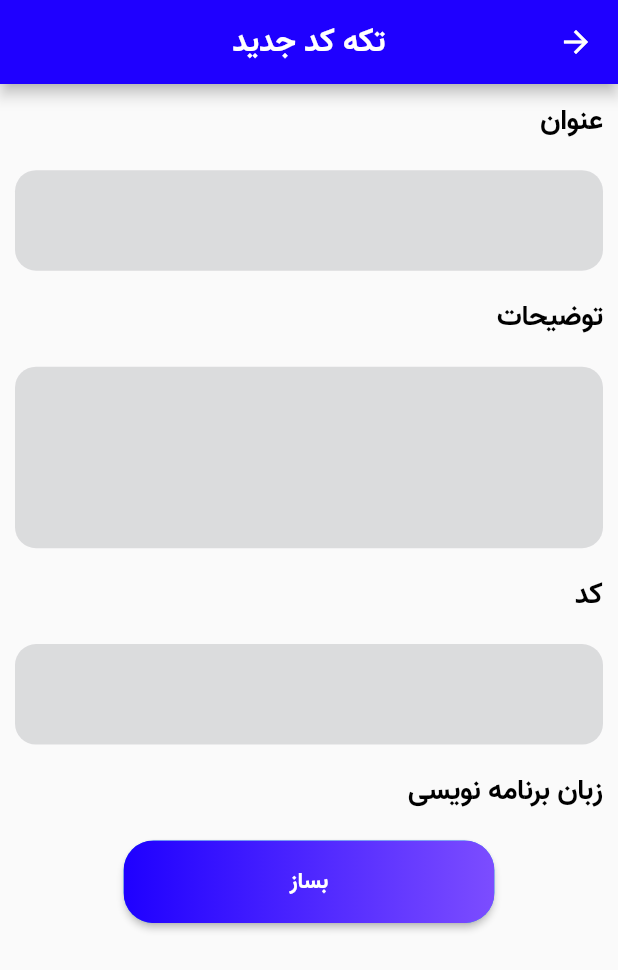
After one commit to codehub-ir/codehub-mobile, a Flutter app: the NewSnippetScreen screen opened directly, on a phone screen of 412 x 824 dp. The commit adds this screen. Shown: the top 970 px of the screen. Run offline on Flutter 3.47's test engine with Material 2 defaults, Android fonts, the phone set to English and light mode, and no system bars; our stand-ins replace introduction_screen; missing offline and left inert: awesome_dropdown.

Commit message:
working on new snippet page

```diff
--- a/lib/constant/app_strings/app_strings.dart
+++ b/lib/constant/app_strings/app_strings.dart
@@ -15,6 +15,11 @@ const haveAccount = "آیا حساب کاربری دارید ؟";
 const registerTitle = "ثبت نام";
 const registerBtn = "ثبت نام";
 const termsAndConditions = "قوانین و شرایط را خوانده و پذیرفته ام";
+const createSnippet = "بساز";
+const snippetNameTitle = "عنوان";
+const snippetDescriptionTitle = "توضیحات";
+const snippetCodeTitle = "کد";
+const snippetLangTitle = "زبان برنامه نویسی";
 
 const newTagTitle = "برچسب جدید";
 const developmentTitle = "توسعه";
--- a/lib/constant/app_styles.dart
+++ b/lib/constant/app_styles.dart
@@ -1,5 +1,6 @@
 import 'package:codehub/constant/app_colors/app_colors.dart';
 import 'package:flutter/cupertino.dart';
+import 'package:flutter/material.dart';
 
 const titleStyle =
     TextStyle(color: textColor, fontWeight: FontWeight.normal, fontSize: 24);
@@ -11,5 +12,7 @@ const bodyBoldStyle =
     TextStyle(color: textColor, fontWeight: FontWeight.bold, fontSize: 19);
 const underlineStyle =
     TextStyle(color: textColor, fontWeight: FontWeight.normal, fontSize: 15);
+const hintStyle =
+    TextStyle(color: Colors.grey, fontWeight: FontWeight.normal, fontSize: 13);
 const underlineBoldStyle =
     TextStyle(color: textColor, fontWeight: FontWeight.bold, fontSize: 15);
--- a/lib/constant/app_theme/app_theme.dart
+++ b/lib/constant/app_theme/app_theme.dart
@@ -4,9 +4,7 @@ import 'package:flutter/material.dart';
 class AppTheme {
   static final theme = ThemeData(
     primaryColor: primaryColor,
-    appBarTheme: AppBarTheme(
-      color: primaryColor,
-    ),
+    appBarTheme: AppBarTheme(color: primaryColor, centerTitle: true),
     fontFamily: "vazir",
   );
 }
--- a/lib/screens/home/ui/home_screen.dart
+++ b/lib/screens/home/ui/home_screen.dart
@@ -3,6 +3,7 @@ import 'package:codehub/constant/app_strings/app_strings.dart';
 import 'package:codehub/constant/app_styles.dart';
 import 'package:codehub/global_widgets/custom_gradient_button/custom_gradient_button.dart';
 import 'package:codehub/screens/login/ui/login_screen.dart';
+import 'package:codehub/screens/new_snippet/ui/new_snippet_screen.dart';
 import 'package:flutter/material.dart';
 
 class HomeScreen extends StatefulWidget {
@@ -121,7 +122,14 @@ class _HomeScreenState extends State<HomeScreen> {
               ),
               drawerRowTile(
                 icon: Icons.add,
-                onTap: () {},
+                onTap: () {
+                  Navigator.push(
+                    context,
+                    MaterialPageRoute(
+                      builder: (context) => NewSnippetScreen(),
+                    ),
+                  );
+                },
                 title: newSnippetTitle,
               ),
               drawerRowTile(
--- /dev/null
+++ b/lib/screens/new_snippet/ui/new_snippet_screen.dart
@@ -0,0 +1,142 @@
+import 'package:awesome_dropdown/awesome_dropdown.dart';
+import 'package:codehub/constant/app_colors/app_colors.dart';
+import 'package:codehub/constant/app_strings/app_strings.dart';
+import 'package:codehub/constant/app_styles.dart';
+import 'package:codehub/global_widgets/custom_gradient_button/custom_gradient_button.dart';
+import 'package:codehub/utils/size_config/size_config.dart';
+import 'package:flutter/material.dart';
+
+class NewSnippetScreen extends StatefulWidget {
+  const NewSnippetScreen({Key? key}) : super(key: key);
+
+  @override
+  _NewSnippetScreenState createState() => _NewSnippetScreenState();
+}
+
+class _NewSnippetScreenState extends State<NewSnippetScreen> {
+  sizedBox(h) => SizedBox(
+        height: h,
+      );
+
+  @override
+  Widget build(BuildContext context) {
+    return Scaffold(
+      appBar: AppBar(
+        title: Text(newSnippetTitle),
+      ),
+      body: SingleChildScrollView(
+        child: Padding(
+          padding: EdgeInsets.fromLTRB(10, 10, 10, 10),
+          child: Column(
+            crossAxisAlignment: CrossAxisAlignment.start,
+            children: [
+              Text(
+                snippetNameTitle,
+                style: bodyBoldStyle,
+              ),
+              sizedBox(SizeConfig.heightMultiplier * 2),
+              Container(
+                decoration: BoxDecoration(
+                  color: textGrey.withOpacity(.3),
+                  borderRadius: BorderRadius.circular(14.0),
+                ),
+                child: TextFormField(
+                  cursorColor: primaryColor,
+                  maxLines: 1,
+                  decoration: InputDecoration(
+                    border: OutlineInputBorder(
+                      borderSide: BorderSide.none,
+                    ),
+                  ),
+                ),
+              ),
+              sizedBox(SizeConfig.heightMultiplier * 2),
+              Text(
+                snippetDescriptionTitle,
+                style: bodyBoldStyle,
+              ),
+              sizedBox(SizeConfig.heightMultiplier * 2),
+              Container(
+                decoration: BoxDecoration(
+                  color: textGrey.withOpacity(.3),
+                  borderRadius: BorderRadius.circular(14.0),
+                ),
+                child: TextFormField(
+                  cursorColor: primaryColor,
+                  maxLines: 3,
+                  decoration: InputDecoration(
+                    border: OutlineInputBorder(
+                      borderSide: BorderSide.none,
+                    ),
+                  ),
+                ),
+              ),
+              sizedBox(SizeConfig.heightMultiplier * 2),
+              Text(
+                snippetCodeTitle,
+                style: bodyBoldStyle,
+              ),
+              sizedBox(SizeConfig.heightMultiplier * 2),
+              Directionality(
+                textDirection: TextDirection.ltr,
+                child: Container(
+                  decoration: BoxDecoration(
+                    color: textGrey.withOpacity(.3),
+                    borderRadius: BorderRadius.circular(14.0),
+                  ),
+                  child: TextFormField(
+                    cursorColor: primaryColor,
+                    maxLines: null,
+                    decoration: InputDecoration(
+                      border: OutlineInputBorder(
+                        borderSide: BorderSide.none,
+                      ),
+                    ),
+                  ),
+                ),
+              ),
+              sizedBox(SizeConfig.heightMultiplier * 2),
+              Text(
+                snippetLangTitle,
+                style: bodyBoldStyle,
+              ),
+              // AwesomeDropDown(
+              //   isPanDown: _isPanDown,
+              //   dropDownList: _list,
+              //   dropDownIcon: Icon(
+              //     Icons.arrow_drop_down,
+              //     color: Colors.grey,
+              //     size: 23,
+              //   ),
+              //   selectedItem: _selectedItem,
+              //   onDropDownItemClick: (selectedItem) {
+              //     _selectedItem = selectedItem;
+              //   },
+              //   dropStateChanged: (isOpened) {
+              //     _isDropDownOpened = isOpened;
+              //     if (!isOpened) {
+              //       _isBackPressedOrTouchedOutSide = false;
+              //     }
+              //   },
+              // ),
+              sizedBox(SizeConfig.heightMultiplier * 2),
+              Center(
+                child: CustomGradientButton(
+                  onPressed: () {},
+                  child: Text(createSnippet),
+                  width: SizeConfig.widthMultiplier * 60,
+                  height: 55,
+                  borderRadius: 20,
+                  colors: [
+                    primaryColor,
+                    Colors.deepPurpleAccent,
+                  ],
+                ),
+              ),
+            ],
+          ),
+        ),
+      ),
+    );
+  }
+}
--- a/pubspec.yaml
+++ b/pubspec.yaml
@@ -20,6 +20,7 @@ dependencies:
   dio: ^4.0.4
   introduction_screen: ^2.1.0
   flutter_launcher_icons: ^0.9.2
+  awesome_dropdown: ^0.0.4
 
 dev_dependencies:
   flutter_test:
```
Also changed, not shown: pubspec.lock.
